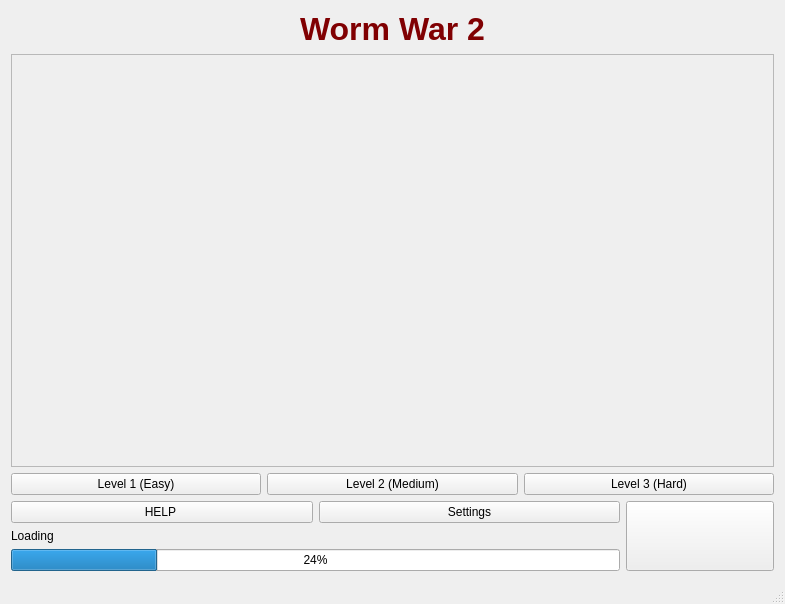
Old version of the form WormsWar2/mainwindow.ui in the repository MarcoBiroli/Worms.
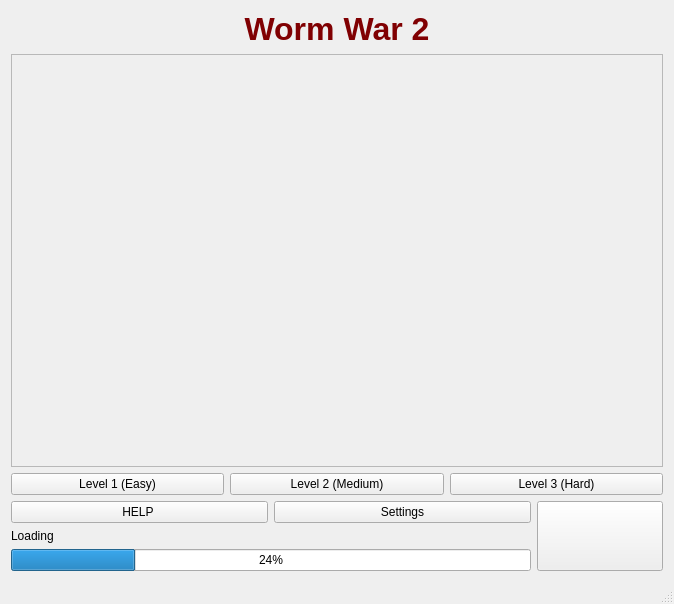
New version of the form. Icons and pictures are not drawn.

The edit to the form file:
```diff
--- a/WormsWar2/mainwindow.ui
+++ b/WormsWar2/mainwindow.ui
@@ -6,7 +6,7 @@
    <rect>
     <x>0</x>
     <y>0</y>
-    <width>785</width>
+    <width>674</width>
     <height>604</height>
    </rect>
   </property>
```
Left out of the diff: 76 changed lines with no effect on the pictures.
